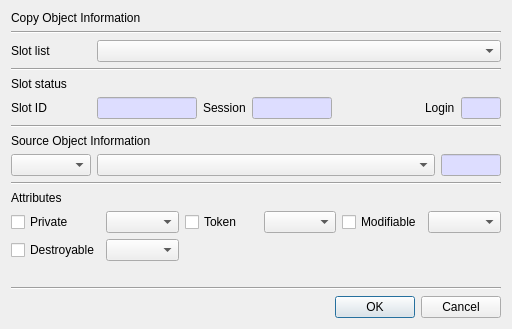
The window that CryptokiMan/copy_object_dlg.ui (jykim74/CryptokiMan) describes before a commit, drawn with Qt 5.
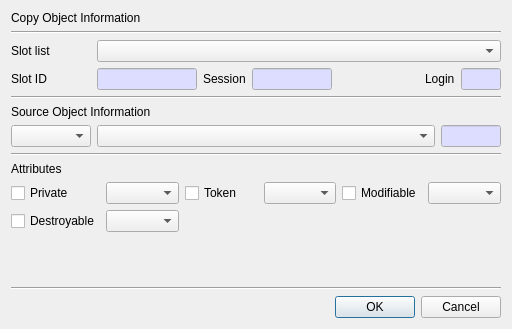
The same window after the commit.

Patch:
```diff
--- a/CryptokiMan/copy_object_dlg.ui
+++ b/CryptokiMan/copy_object_dlg.ui
@@ -55,20 +55,6 @@
      </item>
     </layout>
    </item>
-   <item>
-    <widget class="Line" name="line_4">
-     <property name="orientation">
-      <enum>Qt::Horizontal</enum>
-     </property>
-    </widget>
-   </item>
-   <item>
-    <widget class="QLabel" name="label_6">
-     <property name="text">
-      <string>Slot status</string>
-     </property>
-    </widget>
-   </item>
    <item>
     <layout class="QGridLayout" name="gridLayout_2">
      <item row="0" column="1">
```
